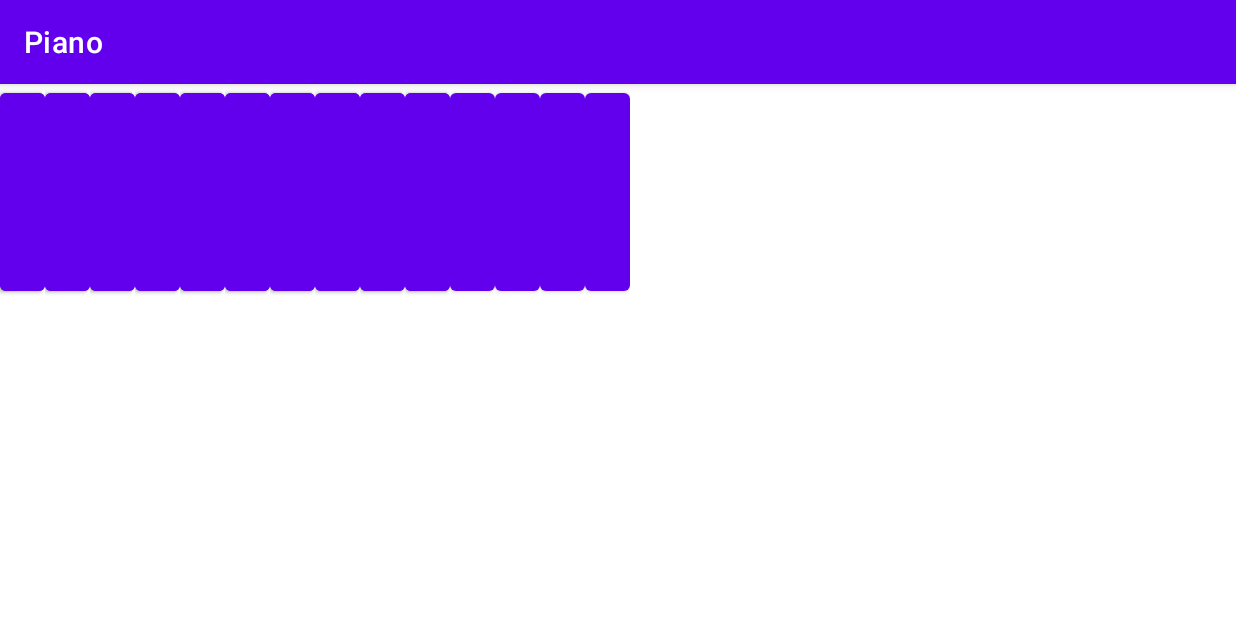
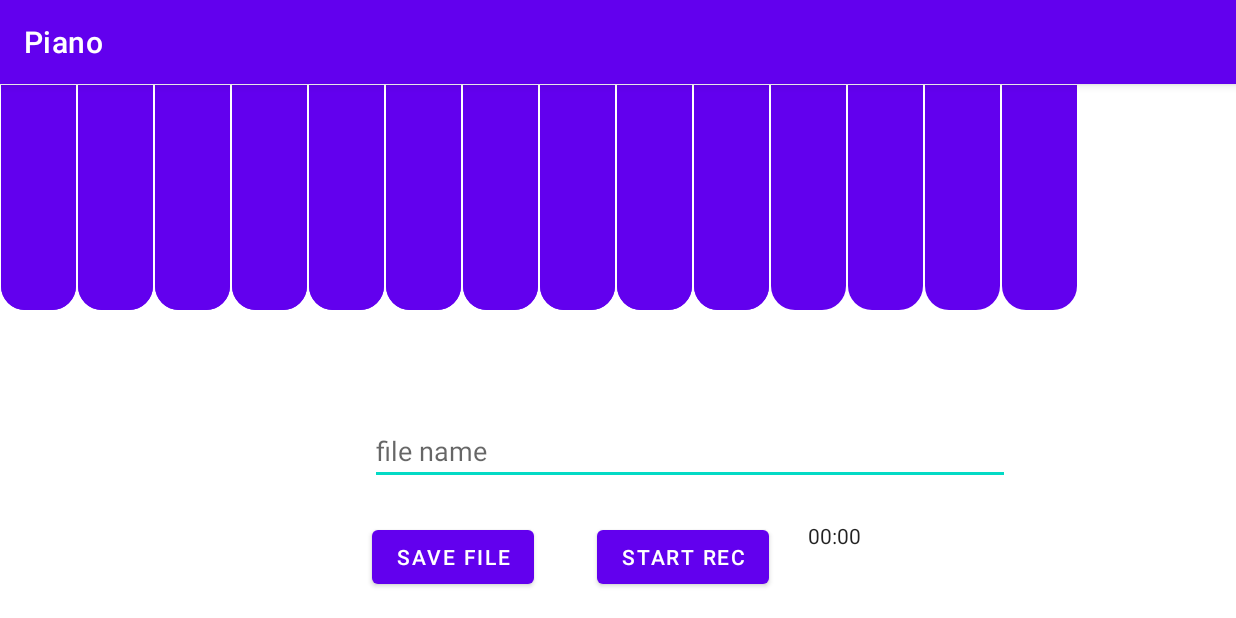
Before and after one commit to kamilernerd/ShoppingListApp, an Android app: the screen it shows after launch (MainActivity), on a phone screen of 824 x 412 dp (held sideways). Run offline under Robolectric (Android 15) with nearby library versions, the phone set to English and light mode, and no system bars.

Commit message:
Add recording

```diff
--- /dev/null
+++ b/Piano/app/src/main/res/drawable/pianokeyshape.xml
@@ -0,0 +1,8 @@
+<?xml version="1.0" encoding="utf-8"?>
+<shape xmlns:android="http://schemas.android.com/apk/res/android">
+    <corners
+        android:bottomLeftRadius="16dp"
+        android:bottomRightRadius="16dp"
+        android:topLeftRadius="0dp"
+        android:topRightRadius="0dp" />
+</shape>
--- a/Piano/app/src/main/res/layout/fragment_piano_layout.xml
+++ b/Piano/app/src/main/res/layout/fragment_piano_layout.xml
@@ -1,29 +1,80 @@
 <?xml version="1.0" encoding="utf-8"?>
-<androidx.constraintlayout.widget.ConstraintLayout
-    xmlns:android="http://schemas.android.com/apk/res/android"
+<androidx.constraintlayout.widget.ConstraintLayout xmlns:android="http://schemas.android.com/apk/res/android"
+    xmlns:app="http://schemas.android.com/apk/res-auto"
     xmlns:tools="http://schemas.android.com/tools"
-    xmlns:app="http://schemas.android.com/apk/res-auto"
     android:layout_width="match_parent"
     android:layout_height="match_parent"
     tools:context=".PianoLayout">
 
     <LinearLayout
-        android:id="@+id/blackPianoKeysLayout"
-        android:layout_width="0dp"
-        android:layout_height="243dp"
+        android:id="@+id/whitePianoKeysLayout"
+        android:layout_width="wrap_content"
+        android:layout_height="match_parent"
         android:orientation="horizontal"
-        app:layout_constraintEnd_toEndOf="parent"
-        app:layout_constraintStart_toStartOf="parent"
-        app:layout_constraintTop_toTopOf="parent"></LinearLayout>
+        tools:layout_editor_absoluteX="173dp"
+        tools:layout_editor_absoluteY="0dp" />
 
     <LinearLayout
-        android:id="@+id/whitePianoKeysLayout"
-        android:layout_width="0dp"
+        android:id="@+id/blackPianoKeysLayout"
+        android:layout_width="wrap_content"
         android:layout_height="0dp"
-        android:orientation="horizontal"
+        android:layout_centerHorizontal="true"
+        android:orientation="horizontal" />
+
+    <androidx.constraintlayout.widget.ConstraintLayout
+        android:id="@+id/constraintLayout"
+        android:layout_width="728dp"
+        android:layout_height="134dp"
         app:layout_constraintBottom_toBottomOf="parent"
         app:layout_constraintEnd_toEndOf="parent"
+        app:layout_constraintHorizontal_bias="1.0"
         app:layout_constraintStart_toStartOf="parent"
-        app:layout_constraintTop_toTopOf="parent"></LinearLayout>
+        app:layout_constraintTop_toTopOf="@+id/whitePianoKeysLayout"
+        app:layout_constraintVertical_bias="1.0">
+
+        <EditText
+            android:id="@+id/fileNameInput"
+            android:layout_width="wrap_content"
+            android:layout_height="wrap_content"
+            android:ems="20"
+            android:hint="file name"
+            android:importantForAutofill="no"
+            android:inputType="text"
+            app:layout_constraintEnd_toEndOf="parent"
+            app:layout_constraintStart_toStartOf="parent"
+            app:layout_constraintTop_toTopOf="parent" />
+
+        <Button
+            android:id="@+id/saveMusicSheet"
+            android:layout_width="wrap_content"
+            android:layout_height="wrap_content"
+            android:layout_marginStart="152dp"
+            android:layout_marginTop="24dp"
+            android:text="Save file"
+            app:layout_constraintStart_toStartOf="parent"
+            app:layout_constraintTop_toBottomOf="@+id/fileNameInput" />
+
+        <Button
+            android:id="@+id/startStopRecording"
+            android:layout_width="wrap_content"
+            android:layout_height="wrap_content"
+            android:layout_marginStart="42dp"
+            android:layout_marginTop="24dp"
+            android:text="Start REC"
+            app:layout_constraintStart_toEndOf="@+id/saveMusicSheet"
+            app:layout_constraintTop_toBottomOf="@+id/fileNameInput" />
+
+        <Chronometer
+            android:id="@+id/recordingTimeChronometer"
+            android:layout_width="126dp"
+            android:layout_height="31dp"
+            android:layout_marginStart="24dp"
+            android:layout_marginTop="24dp"
+            app:layout_constraintEnd_toEndOf="parent"
+            app:layout_constraintHorizontal_bias="0.012"
+            app:layout_constraintStart_toEndOf="@+id/startStopRecording"
+            app:layout_constraintTop_toBottomOf="@+id/fileNameInput" />
+
+    </androidx.constraintlayout.widget.ConstraintLayout>
 
 </androidx.constraintlayout.widget.ConstraintLayout>
--- a/Piano/app/src/main/res/layout/fragment_white_piano_keys.xml
+++ b/Piano/app/src/main/res/layout/fragment_white_piano_keys.xml
@@ -6,10 +6,19 @@
     xmlns:app="http://schemas.android.com/apk/res-auto"
     tools:context=".WhitePianoKeysFragment">
 
+
     <Button
         android:id="@+id/whitePianoKeyButton"
-        android:layout_width="30dp"
-        android:layout_height="144dp"
-        tools:layout_editor_absoluteX="0dp"
-        tools:layout_editor_absoluteY="-9dp" />
+        android:layout_width="50dp"
+        android:layout_height="150dp"
+        app:layout_constraintHeight_percent="0.50"
+        android:layout_margin="0.5dp"
+        android:backgroundTint="@color/white"
+        android:background="@drawable/pianokeyshape"
+        app:layout_constraintTop_toTopOf="parent"
+        app:layout_constraintTop_toBottomOf="parent"
+        app:layout_constraintStart_toStartOf="parent"
+        app:layout_constraintEnd_toEndOf="parent"
+        />
+
 </androidx.constraintlayout.widget.ConstraintLayout>
```
Also changed, not shown: Piano/app/src/main/java/com/kamil/piano/PianoLayout.kt (+93 -0 lines), Piano/app/src/main/java/com/kamil/piano/PianoSheet.kt (added, +7 -0 lines), Piano/app/src/main/res/layout/fragment_black_piano_keys.xml (+14 -7 lines).
